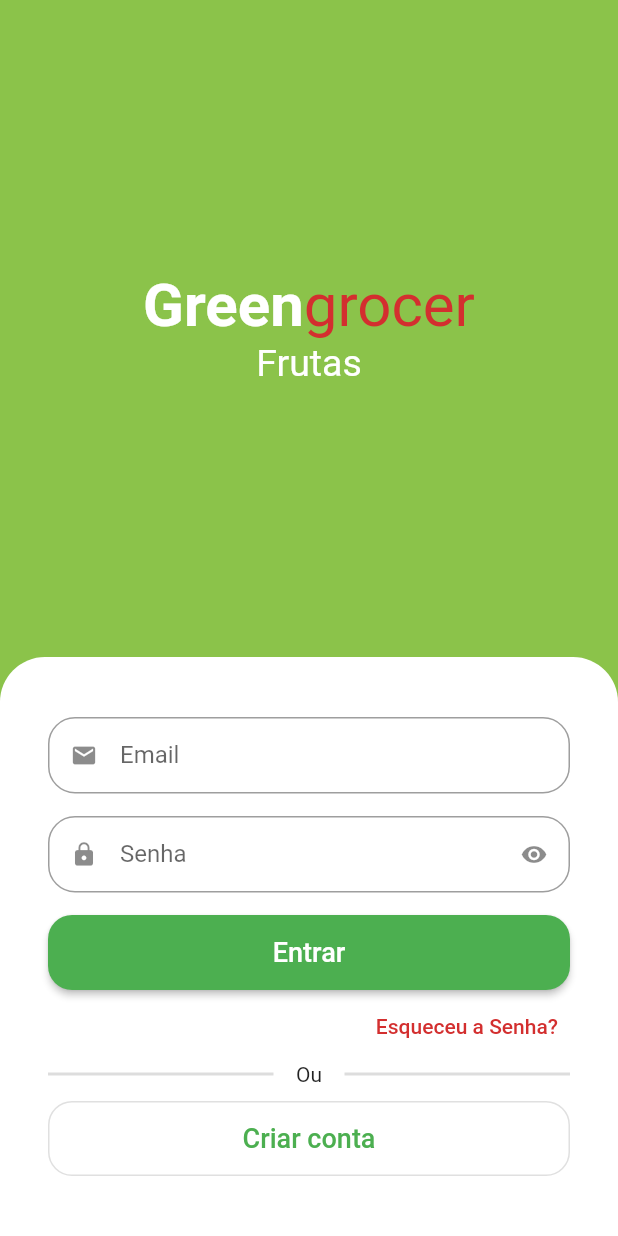
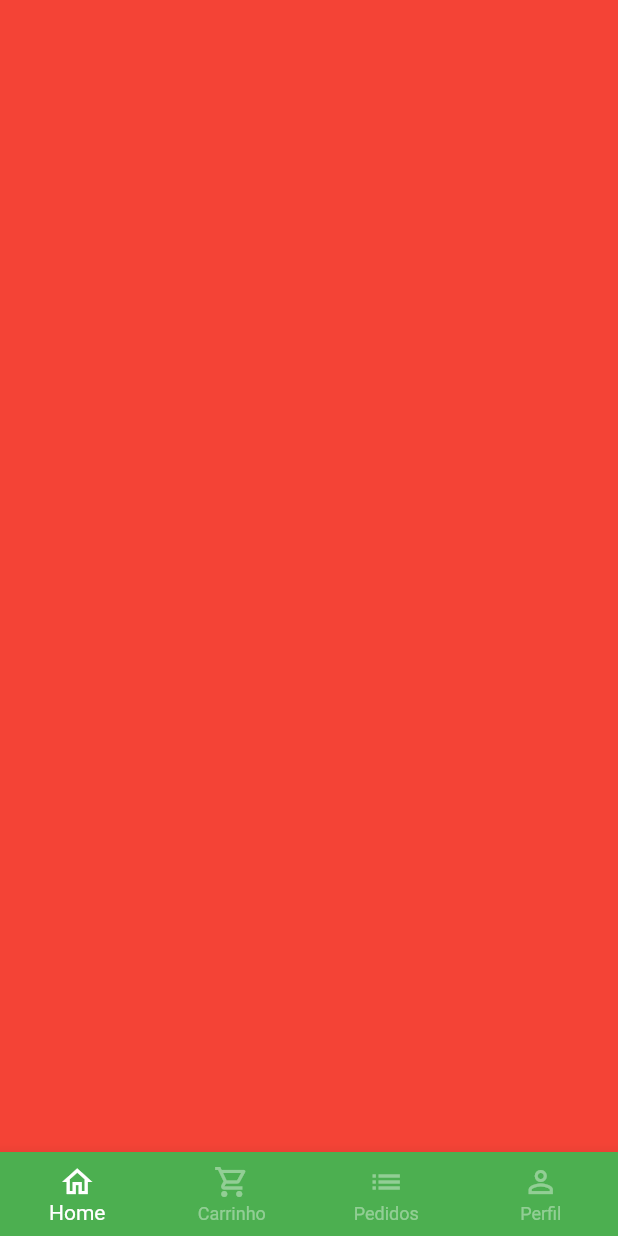
Before and after one commit to JulioCezar-1991/greengrocer_flutter_udemy, a Flutter app: the screen it shows after launch, after a tap on "Entrar", on a phone screen of 412 x 824 dp. Run offline on Flutter 3.47's test engine with Material 2 defaults, Android fonts, the phone set to English and light mode, and no system bars; drawn by our look-alikes of animated_text_kit; our stand-ins replace mask_text_input_formatter.

Commit message:
created base_screen_ui

```diff
--- a/lib/src/auth/sign_in_screen.dart
+++ b/lib/src/auth/sign_in_screen.dart
@@ -1,5 +1,6 @@
 import 'package:animated_text_kit/animated_text_kit.dart';
 import 'package:flutter/material.dart';
+import 'package:greengrocer/src/base/base_screen.dart';
 import 'package:greengrocer/src/config/custom_colors.dart';
 
 import 'components/custom_text_field.dart';
@@ -96,9 +97,16 @@ class SignInScreen extends StatelessWidget {
                       height: 50,
                       child: ElevatedButton(
                         style: ElevatedButton.styleFrom(
-                            shape: RoundedRectangleBorder(
-                                borderRadius: BorderRadius.circular(16))),
-                        onPressed: () {},
+                          shape: RoundedRectangleBorder(
+                              borderRadius: BorderRadius.circular(16)),
+                        ),
+                        onPressed: () {
+                          Navigator.of(context).pushReplacement(
+                            MaterialPageRoute(builder: (c) {
+                              return const BaseScreen();
+                            }),
+                          );
+                        },
                         child: const Text(
                           'Entrar',
                           style: TextStyle(fontSize: 18),
--- /dev/null
+++ b/lib/src/base/base_screen.dart
@@ -0,0 +1,58 @@
+import 'package:flutter/material.dart';
+
+class BaseScreen extends StatefulWidget {
+  const BaseScreen({Key? key}) : super(key: key);
+
+  @override
+  State<BaseScreen> createState() => _BaseScreenState();
+}
+
+class _BaseScreenState extends State<BaseScreen> {
+  int currentIndex = 0;
+  final pageController = PageController();
+
+  @override
+  Widget build(BuildContext context) {
+    return Scaffold(
+      body: PageView(
+        physics: const NeverScrollableScrollPhysics(),
+        controller: pageController,
+        children: [
+          Container(color: Colors.red),
+          Container(color: Colors.yellow),
+          Container(color: Colors.blue),
+          Container(color: Colors.purple),
+        ],
+      ),
+      bottomNavigationBar: BottomNavigationBar(
+        currentIndex: currentIndex,
+        onTap: (index) => setState(() {
+          currentIndex = index;
+          pageController.jumpToPage(index);
+        }),
+        type: BottomNavigationBarType.fixed,
+        backgroundColor: Colors.green,
+        selectedItemColor: Colors.white,
+        unselectedItemColor: Colors.white.withAlpha(100),
+        items: const [
+          BottomNavigationBarItem(
+            icon: Icon(Icons.home_outlined),
+            label: 'Home',
+          ),
+          BottomNavigationBarItem(
+            icon: Icon(Icons.shopping_cart_outlined),
+            label: 'Carrinho',
+          ),
+          BottomNavigationBarItem(
+            icon: Icon(Icons.list),
+            label: 'Pedidos',
+          ),
+          BottomNavigationBarItem(
+            icon: Icon(Icons.person_outline),
+            label: 'Perfil',
+          )
+        ],
+      ),
+    );
+  }
+}
```
